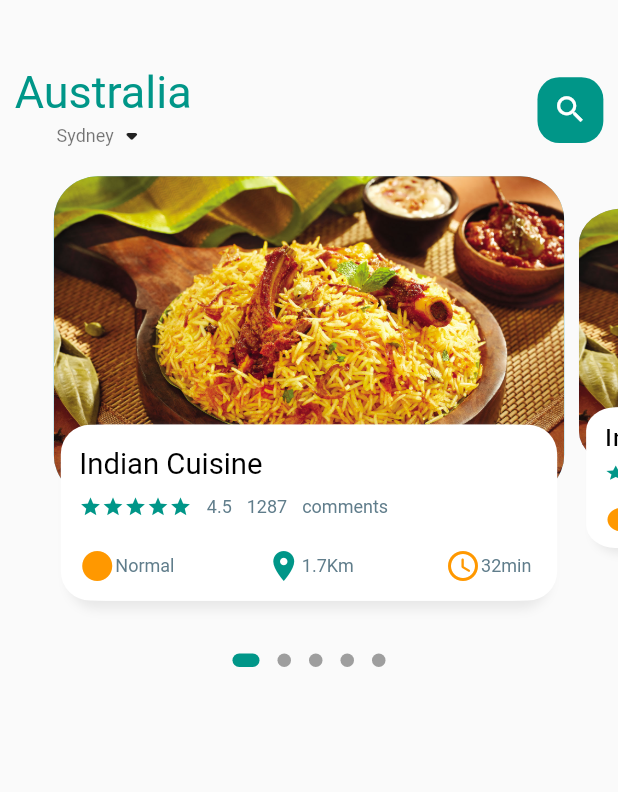
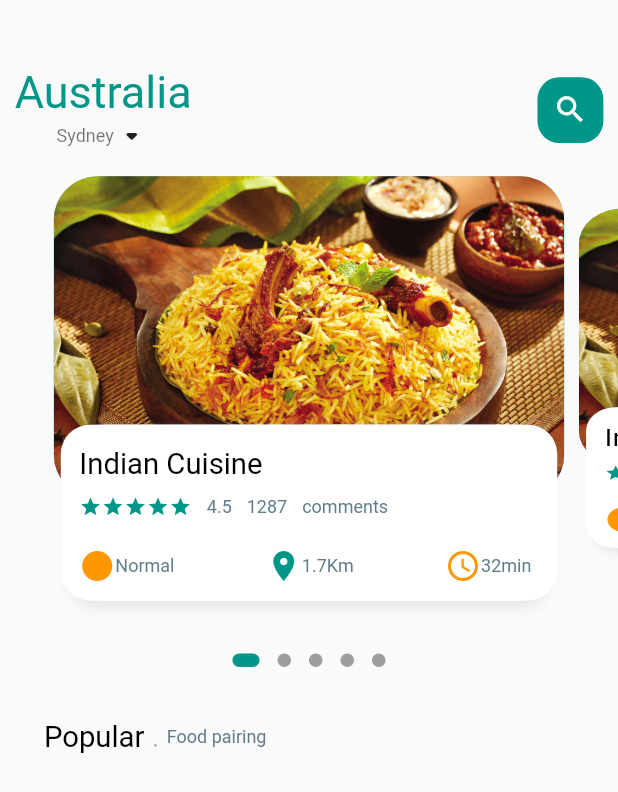
Before and after one commit to tonyd2020/flutter_food_delivery, a Flutter app: the screen it shows after launch, on a phone screen of 412 x 824 dp. Shown: the top 792 px of the screen. Run offline on Flutter 3.47's test engine with Material 2 defaults, Android fonts, the phone set to English and light mode, and no system bars; drawn by our look-alikes of dots_indicator; our stand-ins replace get.

Commit message:
Added Food Popular/Pairing

```diff
--- a/lib/home/food_page_body.dart
+++ b/lib/home/food_page_body.dart
@@ -38,6 +38,7 @@ class _FoodPageBodyState extends State<FoodPageBody> {
   Widget build(BuildContext context) {
     return Column(
       children: [
+        // Slider
         Container(
           // color: Colors.redAccent,
           height: Dimensions.pageView,
@@ -48,6 +49,7 @@ class _FoodPageBodyState extends State<FoodPageBody> {
                 return _buildPageItem(position);
               }),
         ),
+
         DotsIndicator(
           dotsCount: 5,
           position: _currPageValue,
@@ -57,7 +59,26 @@ class _FoodPageBodyState extends State<FoodPageBody> {
             activeSize: const Size(18.0, 9.0),
             activeShape: RoundedRectangleBorder(borderRadius: BorderRadius.circular(5.0)),
           ),
+        ),
+        SizedBox(height: Dimensions.height30,),
+        Container(
+          margin: EdgeInsets.only(left: Dimensions.height30),
+          child: Row(
+            children: [
+              BigText(text: "Popular"),
+              SizedBox(width: Dimensions.width10,),
+              Container(
+                child: BigText(text: ".", color: Colors.black26),
+              ),
+              SizedBox(width: Dimensions.width10,),
+              Container(
+                child: SmallText(text: "Food pairing",),
+              ),
+
+            ],
+          ),
         )
+
       ],
     );
   }
```
